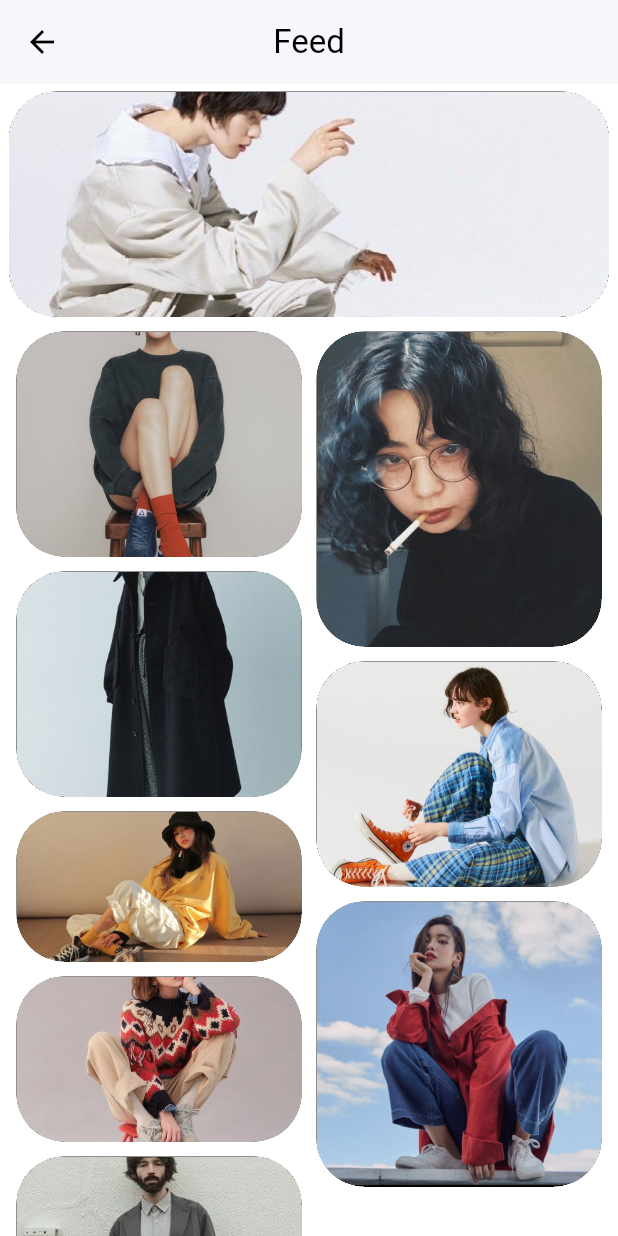
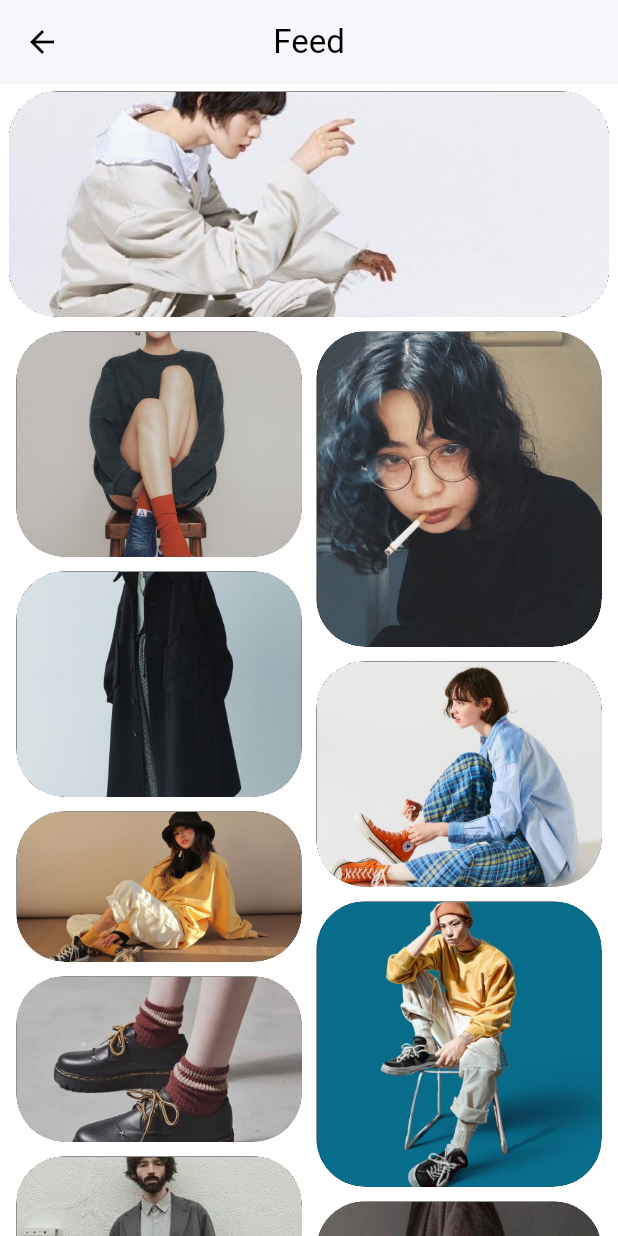
Before and after one commit to gudtjr0012/shopping-main, a Flutter app: the FeedScreen screen opened directly, on a phone screen of 412 x 824 dp. Run offline on Flutter 3.47's test engine with Material 3 defaults, Android fonts, the phone set to English and light mode, and no system bars.

```diff
--- a/lib/screens/feed_screen.dart
+++ b/lib/screens/feed_screen.dart
@@ -1,40 +1,23 @@
 import 'package:flutter/material.dart';
 
-void main() => runApp(const MyApp());
+class FeedScreen extends StatelessWidget {
+  final VoidCallback? onBack; // ★ onBack 콜백 추가
 
-class MyApp extends StatelessWidget {
-  const MyApp({super.key});
-  @override
-  Widget build(BuildContext context) {
-    return const MaterialApp(
-      home: FeedScreen(),
-      debugShowCheckedModeBanner: false,
-    );
-  }
-}
-
-class FeedScreen extends StatelessWidget {
-  const FeedScreen({super.key});
+  const FeedScreen({super.key, this.onBack});
 
   // 블록 위젯 재사용
-  Widget _block({
-    double w = 140,
-    double h = 140,
-    String? assetPath, // ← 에셋 이미지 경로
-  }) => Container(
+  Widget _block({double w = 140, double h = 140, String? assetPath}) =>
+      Container(
         width: w,
         height: h,
         decoration: BoxDecoration(
           color: Colors.black87,
           borderRadius: BorderRadius.circular(32),
         ),
-    clipBehavior: Clip.hardEdge, // 둥글게 자르기
+        clipBehavior: Clip.hardEdge,
         child: assetPath != null
-        ? Image.asset(
-            assetPath,
-            fit: BoxFit.cover, // 꽉 채우기
-          )
-        : null, // assetPath가 없으면 빈 블록
+            ? Image.asset(assetPath, fit: BoxFit.cover)
+            : null,
       );
 
   @override
@@ -45,7 +28,10 @@ class FeedScreen extends StatelessWidget {
       appBar: AppBar(
         backgroundColor: Colors.white,
         elevation: 1,
-        leading: const Icon(Icons.arrow_back, color: Colors.black),
+        leading: IconButton(
+          icon: const Icon(Icons.arrow_back, color: Colors.black),
+          onPressed: onBack, // ★ 이전탭 돌아가기 콜백!
+        ),
         centerTitle: true,
         title: const Text('Feed', style: TextStyle(color: Colors.black)),
       ),
@@ -119,6 +105,14 @@ class FeedScreen extends StatelessWidget {
                           h: 190,
                           assetPath: 'assets/images/feed7.jpg',
                         ),
+                        const SizedBox(height: 10),
+                        _block(
+                          w: 190,
+                          h: 210,
+                          assetPath: 'assets/images/feed10.jpg',
+
+                          /// 이미지 추가, 수정
+                        ),
                       ],
                     ),
                   ],
@@ -128,8 +122,6 @@ class FeedScreen extends StatelessWidget {
           ),
         ),
       ),
-
-      // 하단 네비게이션
     );
   }
 }
--- a/lib/screens/product_list_page.dart
+++ b/lib/screens/product_list_page.dart
@@ -7,8 +7,7 @@ class ProductListPage extends StatefulWidget {
   final String initialFit;
   final VoidCallback? onBack;
 
-  const ProductListPage({Key? key, required this.initialFit, this.onBack})
-    : super(key: key);
+  const ProductListPage({super.key, required this.initialFit, this.onBack});
 
   @override
   State<ProductListPage> createState() => _ProductListPageState();
```
Also changed, not shown: lib/main.dart (+28 -10 lines), lib/screens/cart_screen.dart (+11 -17 lines), lib/screens/my_screen.dart (+7 -19 lines), lib/screens/search_screen.dart (+9 -18 lines), assets/images/feed10.jpg (added), assets/images/feed4.jpg, assets/images/feed7.jpg. Lines whose indentation alone changed are shown as unchanged.
